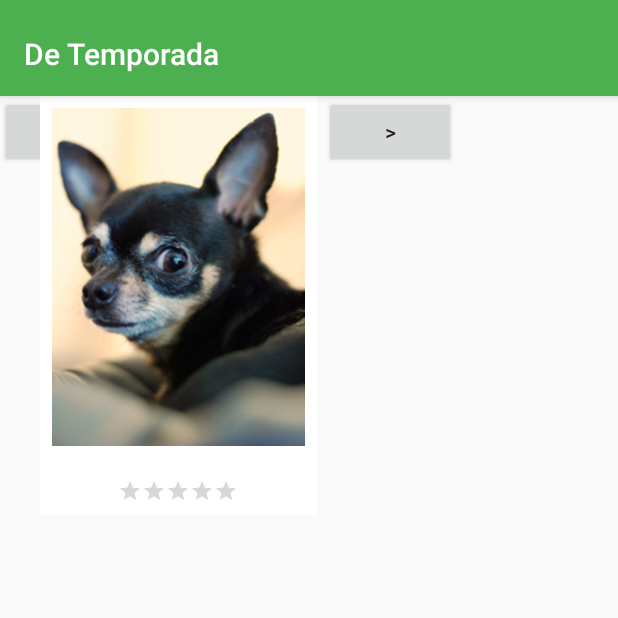
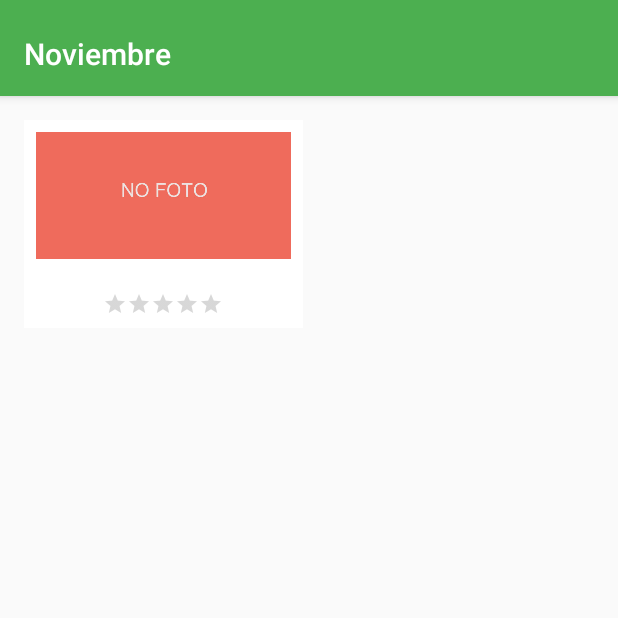
Before and after one commit to jpserrano/AndroidRestJSONExample-master, an Android app: the screen it shows after launch (MainActivity), on a phone screen of 412 x 824 dp, the top half of it. Run offline under Robolectric (Android 15) with nearby library versions, the phone set to English and light mode, and no system bars; our stand-ins replace Firebase (no records; nobody signed in at launch, a user with empty details on screens opened directly); 3 statements that could not run were skipped.

Commit message:
- Viewpager funcionando.

```diff
--- a/app/src/main/java/es/jota/detemporada/MainActivity.java
+++ b/app/src/main/java/es/jota/detemporada/MainActivity.java
@@ -2,12 +2,8 @@ package es.jota.detemporada;
 
 import android.app.Activity;
 import android.content.Context;
-import android.content.Intent;
-import android.content.res.Resources;
 import android.os.Bundle;
 import android.support.annotation.NonNull;
-import android.support.design.widget.FloatingActionButton;
-import android.support.design.widget.Snackbar;
 import android.support.v4.app.Fragment;
 import android.support.v4.app.FragmentManager;
 import android.support.v4.app.FragmentPagerAdapter;
@@ -16,15 +12,6 @@ import android.support.v7.app.AppCompatActivity;
 import android.support.v7.widget.Toolbar;
 import android.telephony.TelephonyManager;
 import android.util.Log;
-import android.view.LayoutInflater;
-import android.view.Menu;
-import android.view.MenuItem;
-import android.view.View;
-import android.view.ViewGroup;
-import android.widget.AdapterView;
-import android.widget.Button;
-import android.widget.GridView;
-import android.widget.TextView;
 
 import com.google.android.gms.tasks.OnCompleteListener;
 import com.google.android.gms.tasks.Task;
@@ -36,10 +23,7 @@ import com.google.firebase.firestore.QuerySnapshot;
 import java.text.DateFormat;
 import java.text.SimpleDateFormat;
 import java.util.ArrayList;
-import java.util.Collections;
-import java.util.Comparator;
 import java.util.Date;
-import java.util.List;
 import java.util.Locale;
 
 public class MainActivity extends AppCompatActivity {
@@ -48,19 +32,8 @@ public class MainActivity extends AppCompatActivity {
 
     Activity activity;
     CollectionReference coleccionAlimentosPais;
-    ArrayList<Alimento> alimentos = new ArrayList<>();
+    ArrayList<Alimento> alimentos = new ArrayList<Alimento>();
     int mesSeleccionado;
-
-
-    /**
-     * The {@link android.support.v4.view.PagerAdapter} that will provide
-     * fragments for each of the sections. We use a
-     * {@link FragmentPagerAdapter} derivative, which will keep every
-     * loaded fragment in memory. If this becomes too memory intensive, it
-     * may be best to switch to a
-     * {@link android.support.v4.app.FragmentStatePagerAdapter}.
-     */
-    private SectionsPagerAdapter mSectionsPagerAdapter;
 
     /**
      * The {@link ViewPager} that will host the section contents.
@@ -76,6 +49,11 @@ public class MainActivity extends AppCompatActivity {
         // Calcular el mes actual
         mesSeleccionado = calcularMesActual();
 
+        Toolbar toolbar = (Toolbar) findViewById(R.id.toolbar);
+        setSupportActionBar(toolbar);
+        int recursoNombre = getResources().getIdentifier("mes_" + mesSeleccionado, "string", MainActivity.class.getPackage().getName());
+        toolbar.setTitle(recursoNombre);
+
         // Obtener el país del usuario
         TelephonyManager tm = (TelephonyManager)this.getSystemService(Context.TELEPHONY_SERVICE);
         String countryCodeValue;
@@ -90,37 +68,6 @@ public class MainActivity extends AppCompatActivity {
         FirebaseFirestore database = FirebaseFirestore.getInstance();
         coleccionAlimentosPais = database.collection("alimentos_" + countryCodeValue);
         obtenerAlimentosPais();
-
-        // Gestión de los botones atrás/alante para cambiar de mes
-        /*final Button botonMesMenos = (Button)findViewById(R.id.boton_mes_menos);
-        botonMesMenos.setOnClickListener(new View.OnClickListener() {
-            public void onClick(View v) {
-                if(mesSeleccionado == 1) {
-                    mesSeleccionado = 12;
-                } else {
-                    mesSeleccionado--;
-                }
-
-                modificarTextoMesActual();
-                ordenarAlimentos();
-                mostrarAlimentos();
-            }
-        });*/
-
-        /*final Button botonMesMas = (Button)findViewById(R.id.boton_mes_mas);
-        botonMesMas.setOnClickListener(new View.OnClickListener() {
-            public void onClick(View v) {
-                if(mesSeleccionado == 12) {
-                    mesSeleccionado = 1;
-                } else {
-                    mesSeleccionado++;
-                }
-
-                modificarTextoMesActual();
-                ordenarAlimentos();
-                mostrarAlimentos();
-            }
-        });*/
     }
 
     /**
@@ -135,6 +82,8 @@ public class MainActivity extends AppCompatActivity {
 
         @Override
         public Fragment getItem(int position) {
+            System.out.println("*** getItem: " + position);
+
             // getItem is called to instantiate the fragment for the given page.
             // Return a PlaceholderFragment (defined as a static inner class below).
             return PlaceholderFragment.newInstance(position + 1, alimentos);
@@ -160,9 +109,6 @@ public class MainActivity extends AppCompatActivity {
      * Obtiene de BD el listado de alimentos del pais actual ordenados por calidad en el mes que nos encontramos.
      */
     private void obtenerAlimentosPais() {
-
-        System.out.println("### Obtener alimentos pais");
-
         coleccionAlimentosPais.get().addOnCompleteListener(new OnCompleteListener<QuerySnapshot>() {
             @Override
             public void onComplete(@NonNull Task<QuerySnapshot> task) {
@@ -187,31 +133,24 @@ public class MainActivity extends AppCompatActivity {
     }
 
     private void enviarAlimentosAlFragment() {
-        System.out.println("### Enviar ALIMENTOS: " + alimentos);
+        mViewPager = (ViewPager) findViewById(R.id.container);
+        mViewPager.setAdapter(new SectionsPagerAdapter(getSupportFragmentManager()));
+        mViewPager.setCurrentItem(mesSeleccionado - 1);
 
-        if(alimentos != null) {
-            System.out.println("### Enviar ALIMENTOS TAMAÑO: " + alimentos.size());
-        }
+        mViewPager.addOnPageChangeListener(new ViewPager.OnPageChangeListener() {
+            @Override
+            public void onPageScrolled(int position, float positionOffset, int positionOffsetPixels) { }
 
-       /* Bundle bundle = new Bundle();
-        bundle.putSerializable("alimentos", alimentos);
-        PlaceholderFragment fragment = new PlaceholderFragment();
-        fragment.setArguments(bundle);*/
+            @Override
+            public void onPageSelected(int position) {
+                System.out.println("*** onPageSelected: " + position);
+                int recursoNombre = getResources().getIdentifier("mes_" + (position + 1), "string", MainActivity.class.getPackage().getName());
+                Toolbar toolbar = (Toolbar) findViewById(R.id.toolbar);
+                toolbar.setTitle(recursoNombre);
+            }
 
-
-        // Pintamos la pantalla
-        Toolbar toolbar = (Toolbar) findViewById(R.id.toolbar);
-        setSupportActionBar(toolbar);
-        // Create the adapter that will return a fragment for each of the three primary sections of the activity.
-        mSectionsPagerAdapter = new SectionsPagerAdapter(getSupportFragmentManager());
-
-        // Set up the ViewPager with the sections adapter.
-        mViewPager = (ViewPager) findViewById(R.id.container);
-        mViewPager.setAdapter(mSectionsPagerAdapter);
-        mViewPager.setCurrentItem(mesSeleccionado - 1);
+            @Override
+            public void onPageScrollStateChanged(int state) { }
+        });
     }
-
-    public int getMesSeleccionado() { return mesSeleccionado; }
-    public void setMesSeleccionado(int mesSeleccionado) { this.mesSeleccionado = mesSeleccionado; }
-
 }
--- a/app/src/main/java/es/jota/detemporada/PlaceholderFragment.java
+++ b/app/src/main/java/es/jota/detemporada/PlaceholderFragment.java
@@ -1,6 +1,5 @@
 package es.jota.detemporada;
 
-import android.app.Activity;
 import android.content.Intent;
 import android.os.Bundle;
 import android.support.v4.app.Fragment;
@@ -9,17 +8,11 @@ import android.view.View;
 import android.view.ViewGroup;
 import android.widget.AdapterView;
 import android.widget.GridView;
-import android.widget.TextView;
 
-import java.lang.reflect.Array;
-import java.text.DateFormat;
-import java.text.SimpleDateFormat;
 import java.util.ArrayList;
 import java.util.Collections;
 import java.util.Comparator;
-import java.util.Date;
 import java.util.List;
-import java.util.Locale;
 
 /**
  * A placeholder fragment containing a simple view.
@@ -54,13 +47,24 @@ public class PlaceholderFragment extends Fragment {
         return fragment;
     }
 
+    /**
+     * Crea cada una de las páginas.
+     * Se llama con la página inicial, creando esa, la anterior y posterior.
+     * Cuando nos desplazamos a la izquierda crea la anterior.
+     * Cuando nos desplazamos a la derecha crea la posterior.
+     *
+     * @param inflater
+     * @param container
+     * @param savedInstanceState
+     * @return
+     */
     @Override
     public View onCreateView(LayoutInflater inflater, ViewGroup container, Bundle savedInstanceState) {
         View rootView = inflater.inflate(R.layout.fragment_alimentos, container, false);
         mesSeleccionado = getArguments().getInt(ARG_SECTION_NUMBER);
         alimentos = (ArrayList<Alimento>)getArguments().getSerializable(ARG_ALIMENTOS);
 
-        System.out.println("### onCreateView");
+        System.out.println("### onCreateView: mesSeleccionado: " + mesSeleccionado);
 
         // Definimos la acción a realizar cuando se selecciona un alimento de la lista
         gridview = (GridView) rootView.findViewById(R.id.gridview);
@@ -73,7 +77,6 @@ public class PlaceholderFragment extends Fragment {
             }
         });
 
-        modificarTextoMesActual(rootView);
         ordenarAlimentos();
         mostrarAlimentos();
 
@@ -81,23 +84,9 @@ public class PlaceholderFragment extends Fragment {
     }
 
     /**
-     * Modifica el mes que se muestra en pantalla.
-     */
-    private void modificarTextoMesActual(View rootView) {
-        final TextView textViewToChange = (TextView) rootView.findViewById(R.id.texto_mes);
-        int recursoNombre = getResources().getIdentifier("mes_" + mesSeleccionado, "string", MainActivity.class.getPackage().getName());
-        textViewToChange.setText(recursoNombre);
-    }
-
-    /**
      * Ordena la lista de alimentos en función de la calidad para el mes seleccionado y el nombre del alimento.
      */
     private void ordenarAlimentos() {
-        System.out.println("### ALIMENTOS: " + alimentos);
-        if(alimentos != null) {
-            System.out.println("### TAMAÑO: " + alimentos.size());
-        }
-
         Comparator<Alimento> comparador = Alimento.getComparator(mesSeleccionado);
         Collections.sort(alimentos, comparador);
     }
@@ -106,7 +95,6 @@ public class PlaceholderFragment extends Fragment {
      * Muestra la lista de alimentos ordenada en la vista.
      */
     private void mostrarAlimentos() {
-        System.out.println("### MOSTRAR ALIMENTOS");
         ListaAlimentos listaAlimentos = new ListaAlimentos(getActivity(), alimentos, mesSeleccionado);
         gridview.setAdapter(listaAlimentos);
     }
--- a/app/src/main/res/layout/fragment_alimentos.xml
+++ b/app/src/main/res/layout/fragment_alimentos.xml
@@ -1,61 +1,10 @@
-<android.support.constraint.ConstraintLayout xmlns:android="http://schemas.android.com/apk/res/android"
-    xmlns:app="http://schemas.android.com/apk/res-auto"
-    xmlns:tools="http://schemas.android.com/tools"
-    android:id="@+id/constraintLayout"
+<GridView android:id="@+id/gridview"
+    android:layout_height="match_parent"
     android:layout_width="match_parent"
-    android:layout_height="match_parent"
-    tools:context="es.jota.detemporada.PlaceholderFragment">
-
-    <LinearLayout xmlns:android="http://schemas.android.com/apk/res/android"
-        android:id="@+id/linearLayout"
-        android:layout_width="wrap_content"
-        android:layout_height="wrap_content"
-        android:layout_centerHorizontal="true"
-        android:orientation="horizontal"
-        android:paddingBottom="8dp"
-        tools:layout_editor_absoluteX="40dp"
-        tools:layout_editor_absoluteY="0dp">
-
-        <Button
-            android:id="@+id/boton_mes_menos"
-            android:layout_width="wrap_content"
-            android:layout_height="wrap_content"
-            android:layout_alignParentLeft="true"
-            android:text="&lt;" />
-
-        <TextView
-            android:id="@+id/texto_mes"
-            android:layout_width="wrap_content"
-            android:layout_height="wrap_content"
-            android:layout_centerHorizontal="true"
-            android:gravity="center_horizontal"
-            android:minWidth="128dp"
-            android:textSize="16sp"
-            android:textStyle="bold" />
-
-        <Button
-            android:id="@+id/boton_mes_mas"
-            android:layout_width="wrap_content"
-            android:layout_height="wrap_content"
-            android:layout_alignParentRight="true"
-            android:text="&gt;" />
-    </LinearLayout>
-
-    <GridView
-        android:id="@+id/gridview"
-        android:layout_width="377dp"
-        android:layout_height="447dp"
-        android:layout_alignParentLeft="true"
-        android:layout_alignParentStart="true"
-        android:layout_below="@+id/linearLayout"
-        android:layout_marginEnd="8dp"
-        android:columnWidth="128dp"
-        android:gravity="center"
-        android:horizontalSpacing="8dp"
-        android:numColumns="auto_fit"
-        android:stretchMode="columnWidth"
-        android:verticalSpacing="8dp"
-        app:layout_constraintEnd_toEndOf="parent"
-        tools:layout_editor_absoluteY="56dp" />
-
-</android.support.constraint.ConstraintLayout>
+    android:columnWidth="128dp"
+    android:padding="16dp"
+    android:horizontalSpacing="8dp"
+    android:verticalSpacing="8dp"
+    android:numColumns="auto_fit"
+    android:stretchMode="columnWidth"
+    xmlns:android="http://schemas.android.com/apk/res/android" />
--- a/app/src/main/res/values/strings.xml
+++ b/app/src/main/res/values/strings.xml
@@ -16,6 +16,7 @@
     <string name="mes_12">Diciembre</string>
 
     <!-- Alimentos -->
+    <string name="acelga">Acelga</string>
     <string name="aguacate">Aguacate</string>
     <string name="kiwi">Kiwi</string>
     <string name="lima">Lima</string>
```
Also changed, not shown: app/src/main/res/drawable/img_no_foto.jpg.
